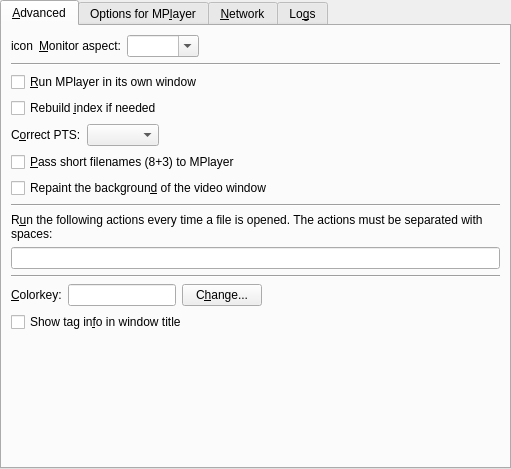
Old version of the form src/prefadvanced.ui in the repository wilbert2000/wzplayer.
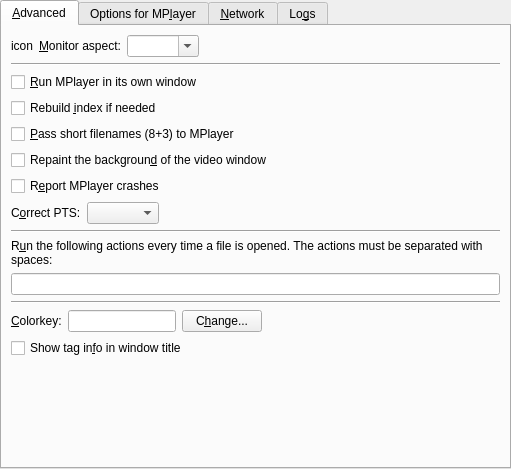
New version of the form. Custom widgets are drawn as their Qt base class.

Commit message: Add the option "Report MPlayer crashes" in Preferences -> Advanced.

```diff
--- a/src/prefadvanced.ui
+++ b/src/prefadvanced.ui
@@ -113,6 +113,27 @@
          </property>
         </widget>
        </item>
+       <item>
+        <widget class="QCheckBox" name="shortnames_check">
+         <property name="text">
+          <string>&amp;Pass short filenames (8+3) to MPlayer</string>
+         </property>
+        </widget>
+       </item>
+       <item>
+        <widget class="QCheckBox" name="repaint_video_background_check">
+         <property name="text">
+          <string>Repaint the backgroun&amp;d of the video window</string>
+         </property>
+        </widget>
+       </item>
+       <item>
+        <widget class="QCheckBox" name="mplayer_crashes_check">
+         <property name="text">
+          <string>R&amp;eport MPlayer crashes</string>
+         </property>
+        </widget>
+       </item>
        <item>
         <layout class="QHBoxLayout">
          <item>
@@ -143,20 +164,6 @@
          </item>
         </layout>
        </item>
-       <item>
-        <widget class="QCheckBox" name="shortnames_check">
-         <property name="text">
-          <string>&amp;Pass short filenames (8+3) to MPlayer</string>
-         </property>
-        </widget>
-       </item>
-       <item>
-        <widget class="QCheckBox" name="repaint_video_background_check">
-         <property name="text">
-          <string>Repaint the backgroun&amp;d of the video window</string>
-         </property>
-        </widget>
-       </item>
        <item>
         <widget class="Line" name="line_3">
          <property name="sizePolicy">
```
Left out of the diff: 3 changed lines with no effect on the pictures. The commit also changes 3 other files.
